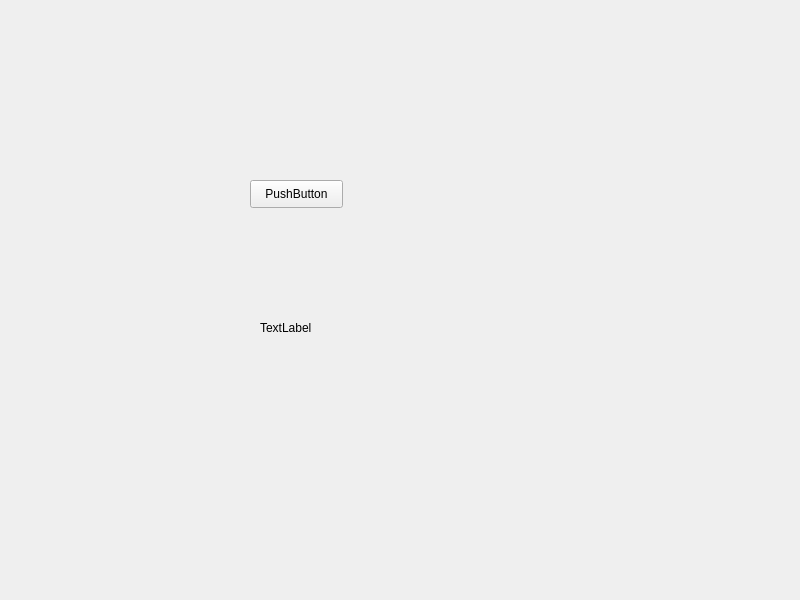
This is resources/form/widget.ui in Minevitably/LibraryManagement as Qt 5 draws it before an edit. The edited form follows.
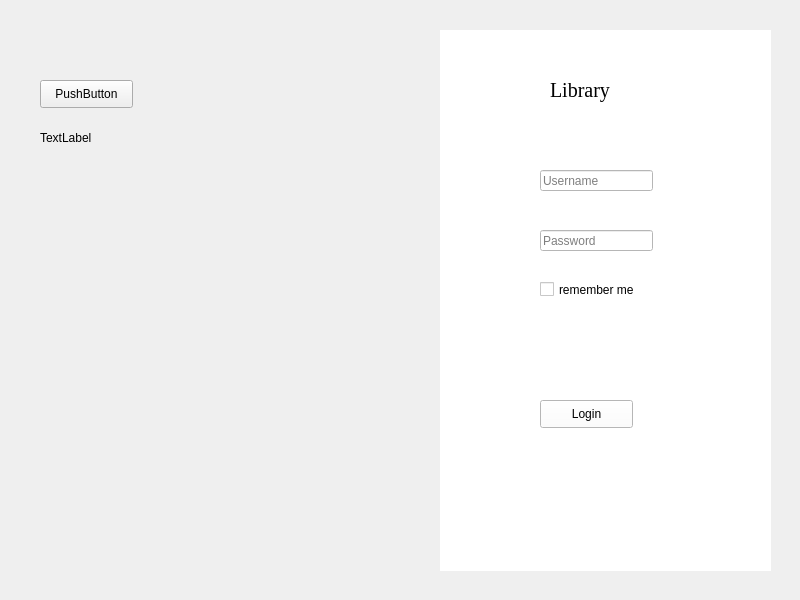
This is the edited form.

Commit message: 设计登录界面ui 将所有用户的密码修改为123456

```diff
--- a/resources/form/widget.ui
+++ b/resources/form/widget.ui
@@ -13,11 +13,17 @@
   <property name="windowTitle">
    <string>Widget</string>
   </property>
+  <property name="autoFillBackground">
+   <bool>false</bool>
+  </property>
+  <property name="styleSheet">
+   <string notr="true"/>
+  </property>
   <widget class="QPushButton" name="pushButton">
    <property name="geometry">
     <rect>
-     <x>250</x>
-     <y>180</y>
+     <x>40</x>
+     <y>80</y>
      <width>93</width>
      <height>28</height>
     </rect>
@@ -29,8 +35,8 @@
   <widget class="QLabel" name="label">
    <property name="geometry">
     <rect>
-     <x>260</x>
-     <y>320</y>
+     <x>40</x>
+     <y>130</y>
      <width>72</width>
      <height>15</height>
     </rect>
@@ -39,6 +45,99 @@
     <string>TextLabel</string>
    </property>
   </widget>
+  <widget class="QWidget" name="widget" native="true">
+   <property name="geometry">
+    <rect>
+     <x>440</x>
+     <y>30</y>
+     <width>331</width>
+     <height>541</height>
+    </rect>
+   </property>
+   <property name="styleSheet">
+    <string notr="true">background-color: white
+;</string>
+   </property>
+   <widget class="QLabel" name="label_2">
+    <property name="geometry">
+     <rect>
+      <x>110</x>
+      <y>40</y>
+      <width>121</width>
+      <height>41</height>
+     </rect>
+    </property>
+    <property name="font">
+     <font>
+      <family>Times New Roman</family>
+      <pointsize>15</pointsize>
+      <weight>50</weight>
+      <bold>false</bold>
+     </font>
+    </property>
+    <property name="text">
+     <string>Library</string>
+    </property>
+   </widget>
+   <widget class="QPushButton" name="pushButtonLogin">
+    <property name="geometry">
+     <rect>
+      <x>100</x>
+      <y>370</y>
+      <width>93</width>
+      <height>28</height>
+     </rect>
+    </property>
+    <property name="text">
+     <string>Login</string>
+    </property>
+   </widget>
+   <widget class="QLineEdit" name="lineEditUserName">
+    <property name="geometry">
+     <rect>
+      <x>100</x>
+      <y>140</y>
+      <width>113</width>
+      <height>21</height>
+     </rect>
+    </property>
+    <property name="text">
+     <string/>
+    </property>
+    <property name="placeholderText">
+     <string>Username</string>
+    </property>
+   </widget>
+   <widget class="QLineEdit" name="lineEditPassword">
+    <property name="geometry">
+     <rect>
+      <x>100</x>
+      <y>200</y>
+      <width>113</width>
+      <height>21</height>
+     </rect>
+    </property>
+    <property name="text">
+     <string/>
+    </property>
+    <property name="placeholderText">
+     <string>Password</string>
+    </property>
+   </widget>
+   <widget class="QCheckBox" name="checkBoxRemeberMe">
+    <property name="geometry">
+     <rect>
+      <x>100</x>
+      <y>250</y>
+      <width>131</width>
+      <height>19</height>
+     </rect>
+    </property>
+    <property name="text">
+     <string>remember me</string>
+    </property>
+   </widget>
+  </widget>
  </widget>
  <resources/>
  <connections/>
```
The commit also changes 1 other file.
